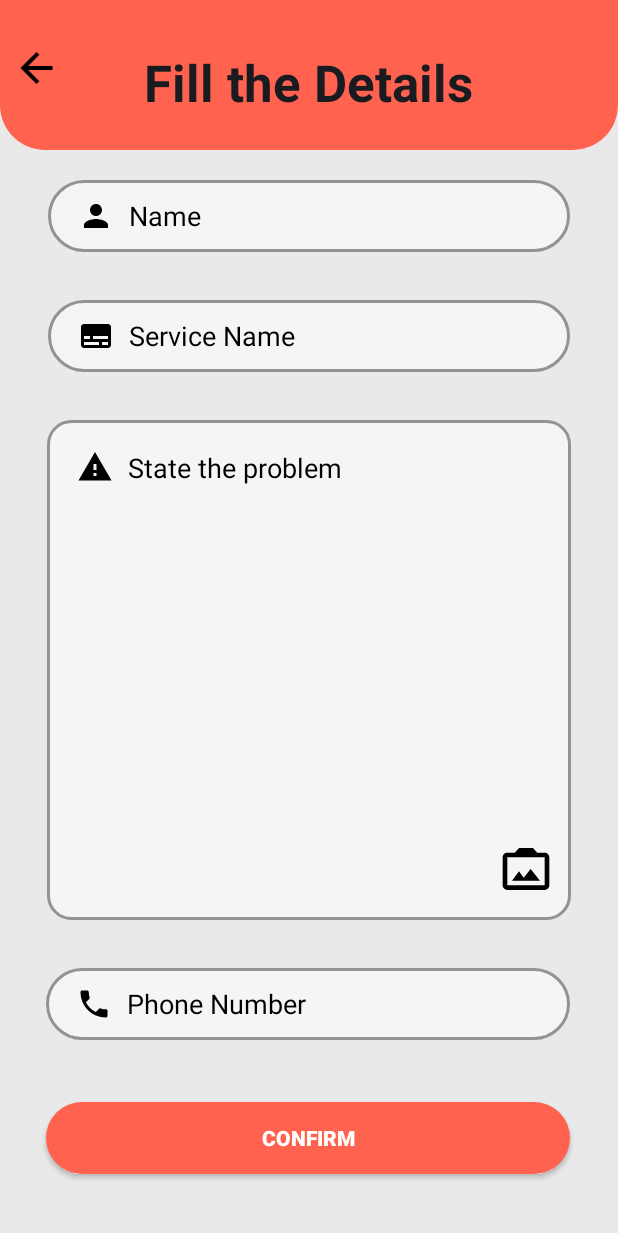
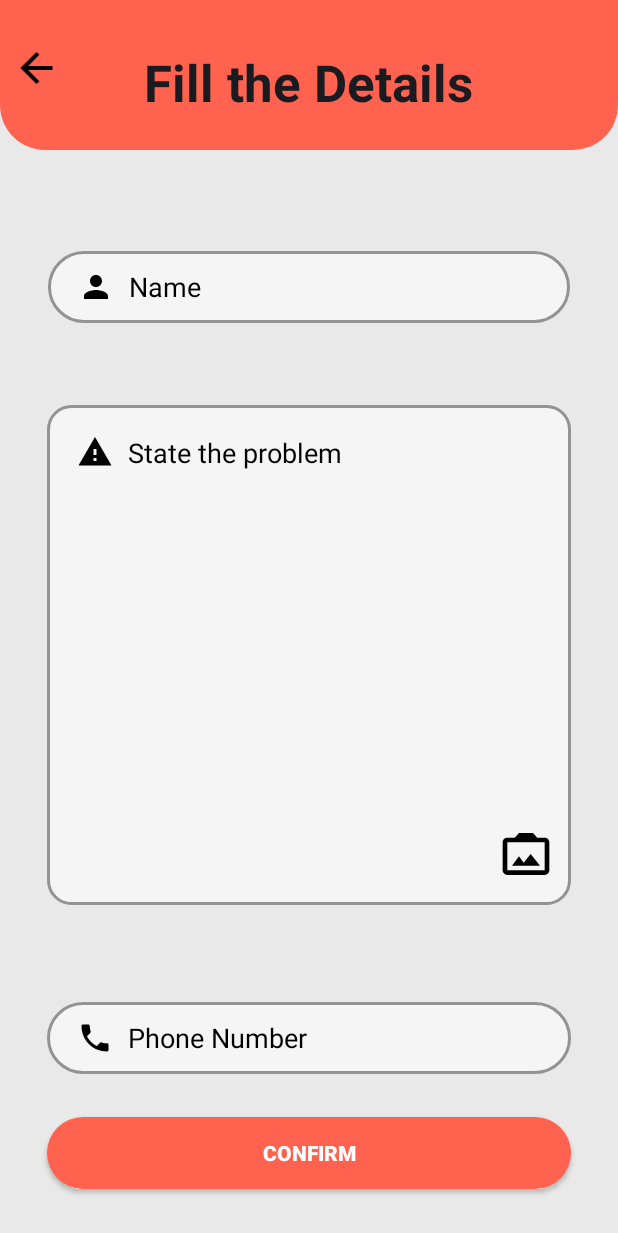
Before and after one commit to Stefenis/Find_Worker_Project, an Android app: the AddDetailsActivity screen opened directly, with no data from a screen before it, on a phone screen of 412 x 824 dp. Shown: the top 1233 px of the screen. Run offline under Robolectric (Android 15) with nearby library versions, the light colour scheme and no system bars; 1 statement that could not run was skipped.

Commit message:
Update activity_add_details.xml

```diff
--- a/app/src/main/res/layout/activity_add_details.xml
+++ b/app/src/main/res/layout/activity_add_details.xml
@@ -43,6 +43,7 @@
         app:layout_constraintStart_toStartOf="parent"
         app:layout_constraintTop_toTopOf="parent" />
 
+
     <EditText
         android:id="@+id/inputName"
         android:layout_width="0dp"
@@ -63,42 +64,19 @@
         android:textColor="@color/black"
         android:textColorHint="@color/black"
         android:textSize="18sp"
+        app:layout_constraintBottom_toTopOf="@+id/inputAddress"
         app:layout_constraintEnd_toEndOf="parent"
         app:layout_constraintHorizontal_bias="0.0"
         app:layout_constraintStart_toStartOf="parent"
-        app:layout_constraintTop_toBottomOf="@+id/layoutHeader" />
-
-    <EditText
-        android:id="@+id/inputService"
-        android:layout_width="0dp"
-        android:layout_height="48dp"
-        android:layout_marginStart="32dp"
-        android:layout_marginTop="32dp"
-        android:layout_marginEnd="32dp"
-        android:background="@drawable/input_bg"
-        android:drawableLeft="@drawable/baseline_subtitles_24"
-        android:drawablePadding="10dp"
-        android:ems="10"
-        android:hint="Service Name"
-        android:inputType="text"
-        android:paddingLeft="20dp"
-        android:paddingTop="10dp"
-        android:paddingRight="10dp"
-        android:paddingBottom="10dp"
-        android:textColor="@color/black"
-        android:textColorHint="@color/black"
-        android:textSize="18sp"
-        app:layout_constraintEnd_toEndOf="parent"
-        app:layout_constraintHorizontal_bias="0.0"
-        app:layout_constraintStart_toStartOf="parent"
-        app:layout_constraintTop_toBottomOf="@+id/inputName" />
+        app:layout_constraintTop_toBottomOf="@+id/layoutHeader"
+        app:layout_constraintVertical_bias="0.464" />
 
     <EditText
         android:id="@+id/inputPhoneNumber"
         android:layout_width="349dp"
         android:layout_height="48dp"
-        android:layout_marginTop="32dp"
         android:layout_marginEnd="32dp"
+        android:layout_marginBottom="108dp"
         android:background="@drawable/input_bg"
         android:drawableLeft="@drawable/baseline_local_phone_24"
         android:drawablePadding="10dp"
@@ -111,16 +89,16 @@
         android:paddingBottom="10dp"
         android:textColor="@color/black"
         android:textColorHint="@color/black"
+        app:layout_constraintBottom_toBottomOf="parent"
         app:layout_constraintEnd_toEndOf="@+id/inputAddress"
-        app:layout_constraintHorizontal_bias="0.031"
-        app:layout_constraintStart_toStartOf="@+id/inputAddress"
-        app:layout_constraintTop_toBottomOf="@+id/inputAddress" />
+        app:layout_constraintHorizontal_bias="0.0"
+        app:layout_constraintStart_toStartOf="@+id/inputAddress" />
 
     <EditText
         android:id="@+id/inputAddress"
         android:layout_width="349dp"
         android:layout_height="333dp"
-        android:layout_marginTop="32dp"
+        android:layout_marginBottom="52dp"
         android:background="@drawable/input_bg2"
         android:drawableLeft="@drawable/baseline_report_problem_24"
         android:drawablePadding="10dp"
@@ -133,10 +111,11 @@
         android:paddingBottom="270dp"
         android:textColor="@color/black"
         android:textColorHint="@color/black"
+        app:layout_constraintBottom_toTopOf="@+id/inputPhoneNumber"
         app:layout_constraintEnd_toEndOf="@+id/inputName"
-        app:layout_constraintHorizontal_bias="0.55"
         app:layout_constraintStart_toStartOf="@+id/inputName"
-        app:layout_constraintTop_toBottomOf="@+id/inputService" />
+        app:layout_constraintTop_toBottomOf="@+id/layoutHeader"
+        app:layout_constraintVertical_bias="0.931" />
 
     <Button
         android:id="@+id/btnConfirm"
@@ -152,7 +131,8 @@
         app:layout_constraintEnd_toEndOf="@+id/inputPhoneNumber"
         app:layout_constraintHorizontal_bias="1.0"
         app:layout_constraintStart_toStartOf="@+id/inputPhoneNumber"
-        app:layout_constraintTop_toBottomOf="@+id/inputPhoneNumber" />
+        app:layout_constraintTop_toBottomOf="@+id/inputPhoneNumber"
+        app:layout_constraintVertical_bias="0.968" />
 
     <ImageView
         android:id="@+id/camerabtn"
```
